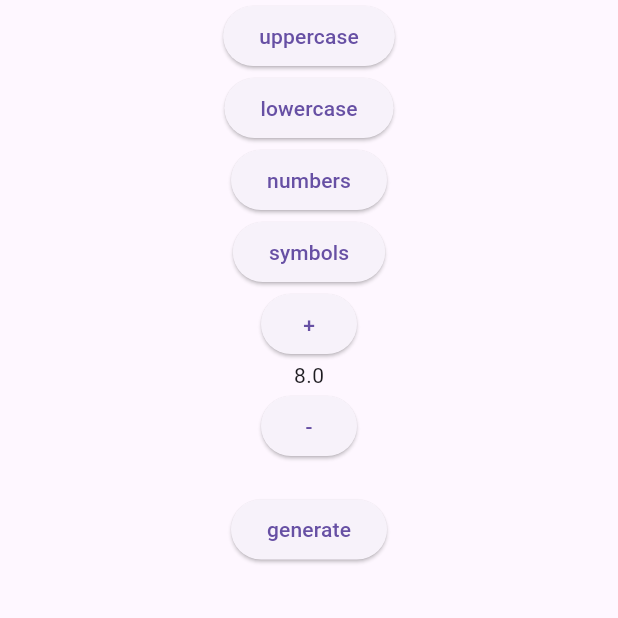
After one commit to rithamto/testWifiManager, a Flutter app: the screen it shows after launch, after a tap on "Generate password", on a phone screen of 412 x 824 dp, the top half of it. The commit adds this screen. Run offline on Flutter 3.47's test engine with Material 3 defaults, Android fonts, the light colour scheme and no system bars; our stand-ins replace bloc, flutter_bloc, freezed_annotation; missing offline and left inert: dart_ping, random_password_generator, speed_test_dart, wifi_scan.

Commit message:
demo generate password

```diff
--- a/lib/main.dart
+++ b/lib/main.dart
@@ -1,5 +1,6 @@
 import 'package:flutter/material.dart';
 import 'package:testwificonnect/screen/connectwifi/connectwifi.dart';
+import 'package:testwificonnect/screen/generatepassword/generatepassword.dart';
 import 'package:testwificonnect/screen/speedtest/speedtest.dart';
 
 void main() => runApp(const MyApp());
@@ -38,6 +39,13 @@ class _MyAppState extends State<MyApp> {
                                   builder: (context) => SpeedTest.provider()),
                             ),
                         child: const Text("Speed test")),
+                    ElevatedButton(
+                        onPressed: () => Navigator.push(
+                              context,
+                              MaterialPageRoute(
+                                  builder: (context) => GeneratePassword.provider()),
+                            ),
+                        child: const Text("Generate password")),
                   ],
                 );
               }),
--- /dev/null
+++ b/lib/screen/generatepassword/cubit/generatepassword_cubit.dart
@@ -0,0 +1,62 @@
+// ignore_for_file: depend_on_referenced_packages
+import 'package:bloc/bloc.dart';
+import 'package:flutter/foundation.dart';
+import 'package:freezed_annotation/freezed_annotation.dart';
+import 'package:random_password_generator/random_password_generator.dart';
+
+part 'generatepasswordi_state.dart';
+part 'generatepassword_cubit.freezed.dart';
+
+class GeneratePasswordCubit extends Cubit<GeneratePasswordState> {
+  GeneratePasswordCubit()
+      : super(const GeneratePasswordState.initial(
+            data: GeneratePasswordStateData()));
+
+  void handlePressUpperCase() async {
+    emit(GeneratePasswordState.initial(
+        data: state.data?.copyWith(upperCase: true)));
+  }
+
+  void handlePressLowerCase() async {
+    emit(GeneratePasswordState.initial(
+        data: state.data?.copyWith(upperCase: false)));
+  }
+
+  void handlePressNumbers() async {
+    final value = state.data!.number;
+    emit(GeneratePasswordState.initial(
+        data: state.data?.copyWith(number: value == true ? false : true)));
+  }
+
+  void handlePressSymbols() async {
+    final value = state.data!.symbol;
+    emit(GeneratePasswordState.initial(
+        data: state.data?.copyWith(symbol: value == true ? false : true)));
+  }
+
+  void handlePressPlusBtn() async {
+    final value = state.data!.length;
+    emit(GeneratePasswordState.initial(
+        data: state.data?.copyWith(length: value + 1)));
+  }
+
+  void handlePressMinustn() async {
+    final value = state.data!.length;
+    emit(GeneratePasswordState.initial(
+        data: state.data?.copyWith(length: value - 1)));
+  }
+
+  Future<void> generatePass(
+      bool number, bool symbol, bool upperCase, double length) async {
+    final password = RandomPasswordGenerator();
+    final pass = password.randomPassword(
+      numbers: number,
+      passwordLength: length,
+      uppercase: upperCase,
+      letters: true,
+      specialChar: symbol,
+    );
+    emit(GeneratePasswordState.initial(
+        data: state.data?.copyWith(passWord: pass)));
+  }
+}
--- /dev/null
+++ b/lib/screen/generatepassword/cubit/generatepasswordi_state.dart
@@ -0,0 +1,19 @@
+part of 'generatepassword_cubit.dart';
+
+@freezed
+class GeneratePasswordStateData with _$GeneratePasswordStateData {
+  const factory GeneratePasswordStateData(
+      [@Default("") String passWord,
+      @Default(false) bool number,
+      @Default(false) bool symbol,
+      @Default(false) bool upperCase,
+      @Default(8) double length,]
+    ) = _GeneratePasswordStateData;
+}
+
+@freezed
+class GeneratePasswordState with _$GeneratePasswordState {
+  const factory GeneratePasswordState.initial({
+    GeneratePasswordStateData? data,
+  }) = Initial;
+}
--- /dev/null
+++ b/lib/screen/generatepassword/generatepassword.dart
@@ -0,0 +1,116 @@
+// ignore_for_file: prefer_interpolation_to_compose_strings
+
+import 'package:flutter/material.dart';
+import 'package:flutter_bloc/flutter_bloc.dart';
+import 'package:testwificonnect/screen/generatepassword/cubit/generatepassword_cubit.dart';
+
+class GeneratePassword extends StatefulWidget {
+  const GeneratePassword({super.key});
+
+  static BlocProvider provider() {
+    return BlocProvider<GeneratePasswordCubit>(
+      create: (context) => GeneratePasswordCubit(),
+      child: const GeneratePassword(),
+    );
+  }
+
+  @override
+  State<GeneratePassword> createState() => _GeneratePasswordState();
+}
+
+class _GeneratePasswordState extends State<GeneratePassword> {
+  @override
+  void initState() {
+    super.initState();
+    context.read<GeneratePasswordCubit>().generatePass(false, false, false, 8);
+  }
+
+  @override
+  Widget build(BuildContext context) {
+    return SafeArea(
+      child: Scaffold(
+        body: SingleChildScrollView(
+          child: Column(
+            children: [
+              BlocBuilder<GeneratePasswordCubit, GeneratePasswordState>(
+                  builder: (context, state) {
+                final passWordLength = state.data!.length;
+                return Column(
+                  children: [
+                    ElevatedButton(
+                        onPressed: () {
+                          context
+                              .read<GeneratePasswordCubit>()
+                              .handlePressUpperCase();
+                        },
+                        child: const Text("uppercase")),
+                    ElevatedButton(
+                        onPressed: () {
+                          context
+                              .read<GeneratePasswordCubit>()
+                              .handlePressLowerCase();
+                        },
+                        child: const Text("lowercase")),
+                    ElevatedButton(
+                        onPressed: () {
+                          context
+                              .read<GeneratePasswordCubit>()
+                              .handlePressNumbers();
+                        },
+                        child: const Text("numbers")),
+                    ElevatedButton(
+                        onPressed: () {
+                          context
+                              .read<GeneratePasswordCubit>()
+                              .handlePressSymbols();
+                        },
+                        child: const Text("symbols")),
+                    ElevatedButton(
+                        onPressed: () {
+                          context
+                              .read<GeneratePasswordCubit>()
+                              .handlePressPlusBtn();
+                        },
+                        child: const Text("+")),
+                    Text(passWordLength.toString()),
+                    ElevatedButton(
+                        onPressed: () {
+                          context
+                              .read<GeneratePasswordCubit>()
+                              .handlePressMinustn();
+                        },
+                        child: const Text("-")),
+                  ],
+                );
+              }),
+              SizedBox(
+                height: 200,
+                width: 500,
+                child:
+                    BlocBuilder<GeneratePasswordCubit, GeneratePasswordState>(
+                        builder: (context, state) {
+                  final passWord = state.data!.passWord;
+                  final number = state.data!.number;
+                  final symbol = state.data!.symbol;
+                  final upperCase = state.data!.upperCase;
+                  final length = state.data!.length;
+                  return Column(
+                    children: [
+                      Text(passWord),
+                      ElevatedButton(
+                          onPressed: () {
+                            context.read<GeneratePasswordCubit>().generatePass(
+                                number, symbol, upperCase, length);
+                          },
+                          child: const Text("generate")),
+                    ],
+                  );
+                }),
+              ),
+            ],
+          ),
+        ),
+      ),
+    );
+  }
+}
--- a/pubspec.yaml
+++ b/pubspec.yaml
@@ -42,6 +42,7 @@ dependencies:
   wifi_scan: ^0.4.0+2
   speed_test_dart: ^1.0.5+0
   dart_ping: ^9.0.0
+  random_password_generator: ^0.2.1
 
 dev_dependencies:
   flutter_test:
```
Also changed, not shown: lib/screen/generatepassword/cubit/generatepassword_cubit.freezed.dart (added), pubspec.lock.
